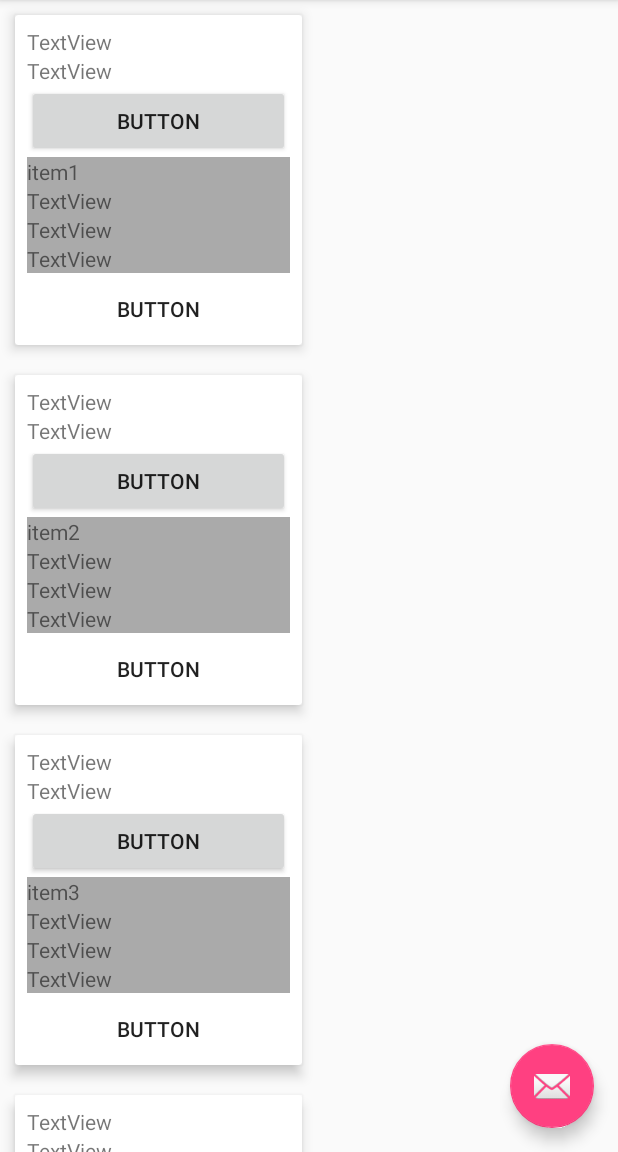
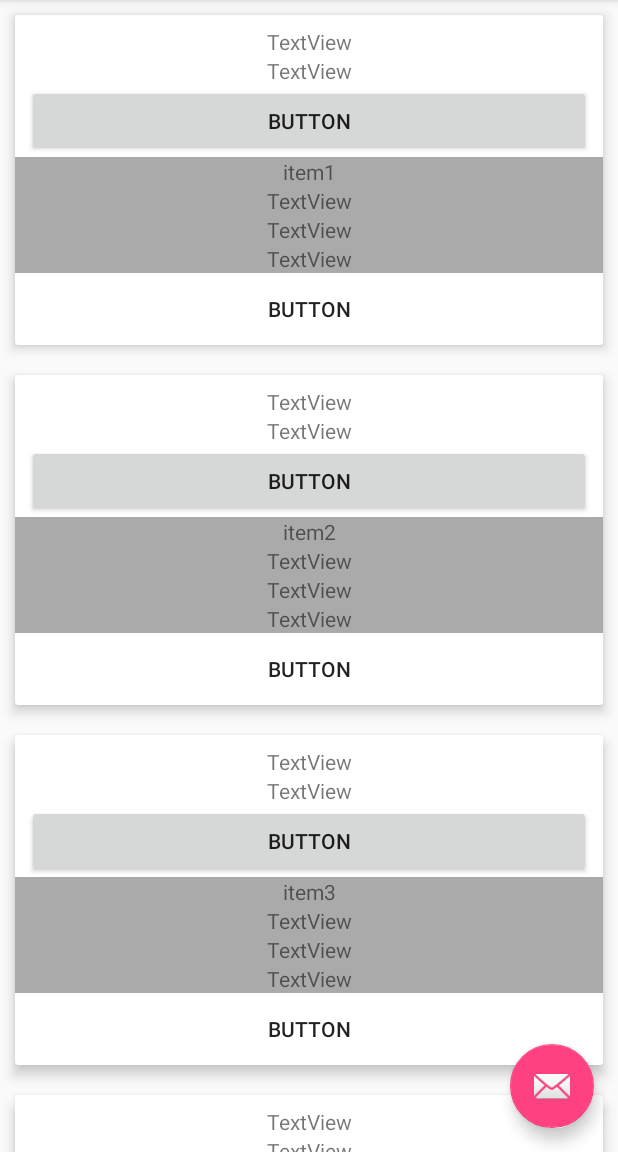
Before and after one commit to SwordArtist/RecyclerViewApp, an Android app: the screen it shows after launch (MainActivity), on a phone screen of 412 x 824 dp, the part 84-1236 px from its top. Run offline under Robolectric (Android 15) with nearby library versions, the phone set to English and light mode, and no system bars.

Commit message:
centred items

```diff
--- a/app/src/main/java/com/swordartist/recyclerviewapp/MainActivityFragment.java
+++ b/app/src/main/java/com/swordartist/recyclerviewapp/MainActivityFragment.java
@@ -7,6 +7,7 @@ import android.support.v7.widget.RecyclerView;
 import android.view.LayoutInflater;
 import android.view.View;
 import android.view.ViewGroup;
+import android.widget.LinearLayout;
 
 /**
  * A placeholder fragment containing a simple view.
@@ -24,7 +25,8 @@ public class MainActivityFragment extends Fragment {
     public View onCreateView(LayoutInflater inflater, ViewGroup container,
                              Bundle savedInstanceState) {
 
-        mRecyclerView = (RecyclerView) inflater.inflate(R.layout.fragment_main, container, false);
+        LinearLayout rootView = (LinearLayout) inflater.inflate(R.layout.fragment_main, container, false);
+        mRecyclerView = (RecyclerView) rootView.findViewById(R.id.recycler_view);
 
         // use a linear layout manager
         mLayoutManager = new LinearLayoutManager(getActivity());
@@ -87,6 +89,6 @@ public class MainActivityFragment extends Fragment {
         mAdapter = new MyAdapter(myDataset);
         mRecyclerView.setAdapter(mAdapter);
 
-        return mRecyclerView;
+        return rootView;
     }
 }
--- a/app/src/main/res/layout/billing_overview_card.xml
+++ b/app/src/main/res/layout/billing_overview_card.xml
@@ -3,7 +3,7 @@
 <android.support.v7.widget.CardView xmlns:android="http://schemas.android.com/apk/res/android"
     xmlns:app="http://schemas.android.com/apk/res-auto"
     xmlns:card_view="http://schemas.android.com/tools"
-    android:layout_width="wrap_content"
+    android:layout_width="match_parent"
     android:layout_height="wrap_content"
     android:layout_gravity="center"
     android:layout_margin="10dp"
@@ -17,7 +17,7 @@
 
         <LinearLayout
             android:id="@+id/linearLayout"
-            android:layout_width="175dp"
+            android:layout_width="match_parent"
             android:layout_height="wrap_content"
             android:layout_marginEnd="8dp"
             android:layout_marginLeft="8dp"
@@ -33,13 +33,15 @@
                 android:id="@+id/textView9"
                 android:layout_width="match_parent"
                 android:layout_height="wrap_content"
-                android:text="TextView" />
+                android:text="TextView"
+                android:textAlignment="center" />
 
             <TextView
                 android:id="@+id/textView10"
                 android:layout_width="match_parent"
                 android:layout_height="wrap_content"
-                android:text="TextView" />
+                android:text="TextView"
+                android:textAlignment="center" />
 
             <Button
                 android:id="@+id/button5"
@@ -50,13 +52,8 @@
 
         <LinearLayout
             android:id="@+id/linearLayout2"
-            android:layout_width="175dp"
+            android:layout_width="match_parent"
             android:layout_height="wrap_content"
-            android:layout_marginEnd="8dp"
-            android:layout_marginLeft="8dp"
-            android:layout_marginRight="8dp"
-            android:layout_marginStart="8dp"
-            android:layout_marginTop="0dp"
             android:background="@android:color/darker_gray"
             android:orientation="vertical"
             app:layout_constraintHorizontal_bias="0.502"
@@ -68,29 +65,33 @@
                 android:id="@+id/textView11"
                 android:layout_width="match_parent"
                 android:layout_height="wrap_content"
-                android:text="TextView" />
+                android:text="TextView"
+                android:textAlignment="center" />
 
             <TextView
                 android:id="@+id/textView12"
                 android:layout_width="match_parent"
                 android:layout_height="wrap_content"
-                android:text="TextView" />
+                android:text="TextView"
+                android:textAlignment="center" />
 
             <TextView
                 android:id="@+id/textView13"
                 android:layout_width="match_parent"
                 android:layout_height="wrap_content"
-                android:text="TextView" />
+                android:text="TextView"
+                android:textAlignment="center" />
 
             <TextView
                 android:id="@+id/textView14"
                 android:layout_width="match_parent"
                 android:layout_height="wrap_content"
-                android:text="TextView" />
+                android:text="TextView"
+                android:textAlignment="center" />
         </LinearLayout>
 
         <LinearLayout
-            android:layout_width="175dp"
+            android:layout_width="match_parent"
             android:layout_height="wrap_content"
             android:layout_marginLeft="8dp"
             android:layout_marginRight="8dp"
--- a/app/src/main/res/layout/fragment_main.xml
+++ b/app/src/main/res/layout/fragment_main.xml
@@ -1,12 +1,20 @@
 <?xml version="1.0" encoding="utf-8"?>
 
-<android.support.v7.widget.RecyclerView xmlns:android="http://schemas.android.com/apk/res/android"
+<LinearLayout xmlns:android="http://schemas.android.com/apk/res/android"
     xmlns:app="http://schemas.android.com/apk/res-auto"
     xmlns:tools="http://schemas.android.com/tools"
-    android:layout_width="match_parent"
+    android:layout_width="wrap_content"
     android:layout_height="match_parent"
-    android:scrollbars="vertical"
+    android:layout_gravity="center"
+    android:orientation="horizontal"
     tools:context="com.swordartist.recyclerviewapp.MainActivityFragment"
     tools:showIn="@layout/activity_main">
 
-</android.support.v7.widget.RecyclerView>
+    <android.support.v7.widget.RecyclerView
+
+        android:id="@+id/recycler_view"
+        android:layout_width="match_parent"
+        android:layout_height="match_parent"
+        android:layout_gravity="center_horizontal"
+        android:scrollbars="vertical"></android.support.v7.widget.RecyclerView>
+</LinearLayout>
```
